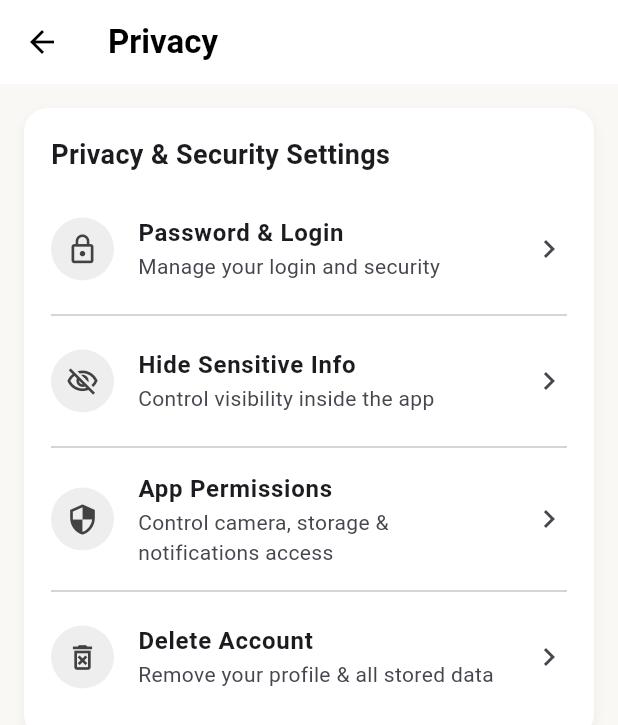
After one commit to shashankr5/grooviz_pwa, a Flutter app: the ProfilePage screen opened directly, after a tap on "Notifications", after a tap on "Privacy", on a phone screen of 412 x 824 dp. The commit adds this screen. Shown: the top 725 px of the screen. Run offline on Flutter 3.47's test engine with Material 3 defaults, Android fonts, the phone set to English and light mode, and no system bars; our stand-ins replace device_info_plus, dio, firebase_core, firebase_messaging, package_info_plus, shared_preferences; accounts and stored records are empty.

Commit message:
notification & privacy

```diff
--- a/lib/pages/home_page.dart
+++ b/lib/pages/home_page.dart
@@ -106,14 +106,7 @@ class _HomePageState extends State<HomePage> {
       return;
     }
 
-    setState(() {
-      final updated = result["updatedTask"];
-      task["raw"] = updated;
-      task["status"] = updated["status"];
-      task["statusColor"] = getStatusColor(updated["status"]);
-      task["isAccepted"] = true;
-      task["assignedTo"] = userName;
-    });
+    await _loadTasks();
 
     ScaffoldMessenger.of(context).showSnackBar(
       const SnackBar(content: Text("Task Accepted 🎉")),
--- /dev/null
+++ b/lib/pages/notification_page.dart
@@ -0,0 +1,63 @@
+import 'package:flutter/material.dart';
+
+class NotificationPage extends StatelessWidget {
+  const NotificationPage({super.key});
+
+  @override
+  Widget build(BuildContext context) {
+    return Scaffold(
+      appBar: AppBar(
+        backgroundColor: Colors.white,
+        elevation: 1,
+        title: const Text(
+          "Notifications",
+          style: TextStyle(
+            color: Colors.black,
+            fontWeight: FontWeight.w600,
+            fontSize: 20,
+          ),
+        ),
+      ),
+      backgroundColor: const Color(0xfffaf8f5),
+
+      body: ListView(
+        padding: const EdgeInsets.all(16),
+        children: [
+          SwitchListTile(
+            title: const Text(
+              "Push Notifications",
+              style: TextStyle(fontWeight: FontWeight.w600),
+            ),
+            subtitle: const Text("Receive updates and alerts"),
+            value: true,
+            onChanged: (v) {},
+          ),
+
+          const Divider(),
+
+          SwitchListTile(
+            title: const Text(
+              "Task Updates",
+              style: TextStyle(fontWeight: FontWeight.w600),
+            ),
+            subtitle: const Text("Notify when a task is assigned or updated"),
+            value: true,
+            onChanged: (v) {},
+          ),
+
+          const Divider(),
+
+          SwitchListTile(
+            title: const Text(
+              "Announcements",
+              style: TextStyle(fontWeight: FontWeight.w600),
+            ),
+            subtitle: const Text("Receive important announcements"),
+            value: false,
+            onChanged: (v) {},
+          ),
+        ],
+      ),
+    );
+  }
+}
--- /dev/null
+++ b/lib/pages/privacy_page.dart
@@ -0,0 +1,114 @@
+import 'package:flutter/material.dart';
+
+
+class PrivacyPage extends StatelessWidget {
+  const PrivacyPage({super.key});
+
+  @override
+  Widget build(BuildContext context) {
+    return Scaffold(
+      backgroundColor: const Color(0xfffaf8f5),
+      appBar: AppBar(
+        backgroundColor: Colors.white,
+        elevation: 0,
+        title: const Text(
+          "Privacy",
+          style: TextStyle(
+            color: Colors.black,
+            fontWeight: FontWeight.w600,
+            fontSize: 22,
+          ),
+        ),
+        iconTheme: const IconThemeData(color: Colors.black),
+      ),
+
+      body: SingleChildScrollView(
+        padding: const EdgeInsets.all(16),
+        child: Column(
+          children: [
+            Container(
+              width: double.infinity,
+              padding: const EdgeInsets.all(18),
+              decoration: BoxDecoration(
+                color: Colors.white,
+                borderRadius: BorderRadius.circular(16),
+                boxShadow: [
+                  BoxShadow(
+                    color: Colors.black.withOpacity(0.05),
+                    blurRadius: 6,
+                    offset: const Offset(0, 3),
+                  )
+                ],
+              ),
+              child: Column(
+                crossAxisAlignment: CrossAxisAlignment.start,
+                children: [
+                  const Text(
+                    "Privacy & Security Settings",
+                    style: TextStyle(
+                      fontSize: 18,
+                      fontWeight: FontWeight.w700,
+                    ),
+                  ),
+                  const SizedBox(height: 14),
+
+                  _item(
+                    icon: Icons.lock_outline,
+                    title: "Password & Login",
+                    subtitle: "Manage your login and security",
+                  ),
+
+                  const Divider(),
+                  _item(
+                    icon: Icons.visibility_off_outlined,
+                    title: "Hide Sensitive Info",
+                    subtitle: "Control visibility inside the app",
+                  ),
+
+                  const Divider(),
+                  _item(
+                    icon: Icons.security_outlined,
+                    title: "App Permissions",
+                    subtitle: "Control camera, storage & notifications access",
+                  ),
+
+                  const Divider(),
+                  _item(
+                    icon: Icons.delete_forever_outlined,
+                    title: "Delete Account",
+                    subtitle: "Remove your profile & all stored data",
+                  ),
+                ],
+              ),
+            ),
+          ],
+        ),
+      ),
+    );
+  }
+
+  Widget _item({
+    required IconData icon,
+    required String title,
+    required String subtitle,
+  }) {
+    return ListTile(
+      contentPadding: EdgeInsets.zero,
+      leading: Container(
+        padding: const EdgeInsets.all(10),
+        decoration: BoxDecoration(
+          shape: BoxShape.circle,
+          color: Colors.grey.shade200,
+        ),
+        child: Icon(icon, color: Colors.grey.shade800, size: 22),
+      ),
+      title: Text(
+        title,
+        style: const TextStyle(fontWeight: FontWeight.w600, fontSize: 16),
+      ),
+      subtitle: Text(subtitle),
+      trailing: const Icon(Icons.chevron_right),
+      onTap: () {},
+    );
+  }
+}
--- a/lib/pages/profile_page.dart
+++ b/lib/pages/profile_page.dart
@@ -4,6 +4,8 @@ import 'package:flutter/material.dart';
 import '../services/profile_service.dart';
 import '../services/logout_service.dart';
 import 'login_page.dart';
+import 'notification_page.dart';
+import 'privacy_page.dart'; // ⭐ ADD THIS
 
 class ProfilePage extends StatefulWidget {
   const ProfilePage({super.key});
@@ -16,7 +18,6 @@ class _ProfilePageState extends State<ProfilePage> {
   bool _isPressed = false;
   bool _isLoading = true;
 
-  // Profile fields
   String name = "";
   String designation = "";
   String email = "";
@@ -50,7 +51,6 @@ class _ProfilePageState extends State<ProfilePage> {
 
     final profile = result["profile"];
 
-    // Decode departments (string → list)
     List<String> deptList = [];
     try {
       final raw = profile["departments"];
@@ -72,7 +72,6 @@ class _ProfilePageState extends State<ProfilePage> {
     });
   }
 
-  // Logout handler
   Future<void> _handleLogout(BuildContext context) async {
     setState(() => _isPressed = true);
     await Future.delayed(const Duration(milliseconds: 150));
@@ -144,12 +143,11 @@ class _ProfilePageState extends State<ProfilePage> {
           ),
         ),
       ),
-
       body: SingleChildScrollView(
         padding: const EdgeInsets.all(16),
         child: Column(
           children: [
-            // ------------------------- PROFILE CARD -------------------------
+            // ------------------------ PROFILE CARD ------------------------
             Container(
               width: double.infinity,
               padding: const EdgeInsets.all(20),
@@ -203,30 +201,25 @@ class _ProfilePageState extends State<ProfilePage> {
                       ),
                     ],
                   ),
-
                   const SizedBox(height: 18),
                   Divider(color: Colors.grey.shade300),
                   const SizedBox(height: 18),
-
                   Row(
+                    crossAxisAlignment: CrossAxisAlignment.start,
                     mainAxisAlignment: MainAxisAlignment.spaceBetween,
                     children: [
-                      // Left section: Email + phone
                       Column(
                         crossAxisAlignment: CrossAxisAlignment.start,
                         children: [
                           Text("Email", style: TextStyle(color: Colors.grey.shade600)),
                           const SizedBox(height: 4),
                           Text(email, style: const TextStyle(fontWeight: FontWeight.w600)),
-
                           const SizedBox(height: 10),
                           Text("Phone", style: TextStyle(color: Colors.grey.shade600)),
                           const SizedBox(height: 4),
                           Text(phone, style: const TextStyle(fontWeight: FontWeight.w600)),
                         ],
                       ),
-
-                      // Right section: Departments
                       Column(
                         crossAxisAlignment: CrossAxisAlignment.start,
                         children: [
@@ -237,9 +230,7 @@ class _ProfilePageState extends State<ProfilePage> {
                               padding: const EdgeInsets.only(bottom: 2),
                               child: Text(
                                 d,
-                                style: const TextStyle(
-                                  fontWeight: FontWeight.w600,
-                                ),
+                                style: const TextStyle(fontWeight: FontWeight.w600),
                               ),
                             ),
                           ),
@@ -250,10 +241,9 @@ class _ProfilePageState extends State<ProfilePage> {
                 ],
               ),
             ),
-
             const SizedBox(height: 20),
 
-            // ------------------------- SETTINGS CARD -------------------------
+            // -------------------------- SETTINGS CARD --------------------------
             Container(
               width: double.infinity,
               decoration: BoxDecoration(
@@ -269,32 +259,46 @@ class _ProfilePageState extends State<ProfilePage> {
               ),
               child: Column(
                 children: [
+                  // ⭐ NOTIFICATIONS TILE
                   ListTile(
-                    leading: _circleIcon(Icons.notifications_none, Colors.amber.shade800,
-                        Colors.amber.shade100),
+                    leading: _circleIcon(Icons.notifications_none,
+                        Colors.amber.shade800, Colors.amber.shade100),
                     title: const Text("Notifications",
-                        style:
-                            TextStyle(fontSize: 16, fontWeight: FontWeight.w600)),
+                        style: TextStyle(fontSize: 16, fontWeight: FontWeight.w600)),
                     subtitle: const Text("Manage notification preferences"),
                     trailing: const Icon(Icons.chevron_right),
+                    onTap: () {
+                      Navigator.push(
+                        context,
+                        MaterialPageRoute(
+                          builder: (_) => const NotificationPage(),
+                        ),
+                      );
+                    },
                   ),
                   Divider(color: Colors.grey.shade300),
+                  // ⭐ PRIVACY TILE NAVIGATION
                   ListTile(
                     leading: _circleIcon(
                         Icons.security, Colors.grey.shade800, Colors.grey.shade200),
                     title: const Text("Privacy",
-                        style:
-                            TextStyle(fontSize: 16, fontWeight: FontWeight.w600)),
+                        style: TextStyle(fontSize: 16, fontWeight: FontWeight.w600)),
                     subtitle: const Text("Security and privacy settings"),
                     trailing: const Icon(Icons.chevron_right),
+                    onTap: () {
+                      Navigator.push(
+                        context,
+                        MaterialPageRoute(
+                          builder: (_) => const PrivacyPage(),
+                        ),
+                      );
+                    },
                   ),
                 ],
               ),
             ),
-
             const SizedBox(height: 30),
 
-            // ------------------------- LOGOUT BUTTON -------------------------
             GestureDetector(
               onTap: () => _handleLogout(context),
               onTapDown: (_) => setState(() => _isPressed = true),
@@ -327,7 +331,6 @@ class _ProfilePageState extends State<ProfilePage> {
                 ),
               ),
             ),
-
             const SizedBox(height: 20),
           ],
         ),
--- a/lib/services/home_service.dart
+++ b/lib/services/home_service.dart
@@ -34,16 +34,23 @@ class HomeService {
   Future<Map<String, dynamic>> getTasks() async {
     try {
       final int? userId = await UserSessionHelper.getUserId();
+      final int? enterpriseId = await UserSessionHelper.getEnterpriseId();
+
       if (userId == null || userId == 0) {
         return {"success": false, "message": "User ID missing"};
       }
 
+      if (enterpriseId == null || enterpriseId == 0) {
+        return {"success": false, "message": "Enterprise ID missing"};
+      }
+
       final payload = {
         "user_id": userId,
+        "enterprise_id": enterpriseId,
         "stage": "dev",
       };
 
-      dev.log("📤 Fetching tasks...");
+      dev.log("Fetching tasks...");
       final response =
           await _dio.post(ApiConstants.tasks, data: payload);
 
@@ -68,7 +75,7 @@ class HomeService {
 
       return {"success": true, "tasks": tasks};
     } catch (e) {
-      dev.log("❌ ERROR (getTasks): $e");
+      dev.log("ERROR (getTasks): $e");
       return {"success": false, "message": "Network error"};
     }
   }
@@ -217,7 +224,7 @@ class HomeService {
         "staff": staff ?? []
       };
     } catch (e) {
-      dev.log("❌ Staff API Error: $e");
+      dev.log("Staff API Error: $e");
       return {
         "success": false,
         "message": "Error: $e",
@@ -252,7 +259,7 @@ class HomeService {
             dev.log("Payload: $payload");
 
             final response = await _dio.post(
-            ApiConstants.reassignTicket,   // ADD THIS IN ApiConstants
+            ApiConstants.reassignTicket,
             data: payload,
             );
 
@@ -293,7 +300,7 @@ class HomeService {
               "updatedTask": updatedTask,
             };
         } catch (e) {
-            dev.log("❌ ERROR (reassignTicket): $e");
+            dev.log("ERROR (reassignTicket): $e");
             return {
               "success": false,
               "message": "Error: $e",
@@ -323,7 +330,7 @@ class HomeService {
           "stage": "dev",
         };
 
-        dev.log("📤 Add Note API Call");
+        dev.log("Add Note API Call");
         dev.log("Payload: $payload");
 
         final response = await _dio.post(
@@ -331,7 +338,7 @@ class HomeService {
             data: payload,
         );
 
-        dev.log("📥 Response: ${response.data}");
+        dev.log("Response: ${response.data}");
 
         if (response.statusCode != 200) {
             return {
@@ -370,7 +377,7 @@ class HomeService {
             "note": insertedNote,
           };
         } catch (e) {
-        dev.log("❌ ERROR (addNote): $e");
+        dev.log("ERROR (addNote): $e");
         return {
             "success": false,
             "message": "Error: $e",
@@ -407,7 +414,7 @@ class HomeService {
         data: payload,
       );
 
-      dev.log("📥 Response: ${response.data}");
+      dev.log("Response: ${response.data}");
 
       if (response.statusCode != 200) {
         return {
@@ -446,7 +453,7 @@ class HomeService {
         "data": updated,    // contains service_request_id, timestamp, status, closed
       };
     } catch (e) {
-      dev.log("❌ ERROR (closeServiceRequest): $e");
+      dev.log("ERROR (closeServiceRequest): $e");
 
       return {
         "success": false,
@@ -476,7 +483,7 @@ class HomeService {
         "stage": "dev",
       };
 
-      dev.log("📤 Accept Task API Call");
+      dev.log("Accept Task API Call");
       dev.log("Payload: $payload");
 
       final response = await _dio.post(
@@ -484,7 +491,7 @@ class HomeService {
         data: payload,
       );
 
-      dev.log("📥 Response: ${response.data}");
+      dev.log("Response: ${response.data}");
 
       if (response.statusCode != 200) {
         return {
@@ -514,7 +521,7 @@ class HomeService {
         };
       }
 
-      // 🎉 SUCCESS — fetch updated task object
+      // SUCCESS — fetch updated task object
       final updatedTask = response.data["RESULT"]?[0];
 
       return {
@@ -523,7 +530,7 @@ class HomeService {
         "updatedTask": updatedTask,
       };
     } catch (e) {
-      dev.log("❌ ERROR (acceptTask): $e");
+      dev.log("ERROR (acceptTask): $e");
       return {
         "success": false,
         "message": "Error: $e",
--- a/lib/utils/user_session_helper.dart
+++ b/lib/utils/user_session_helper.dart
@@ -52,6 +52,8 @@ class UserSessionHelper {
     return prefs.getInt("enterprise_id");
   }
 
+  // ----------- Phone -----------------
+
   static Future<String?> getPhone() async {
     final prefs = await SharedPreferences.getInstance();
     return prefs.getString("phone");
```
Lines whose indentation alone changed are shown as unchanged.
